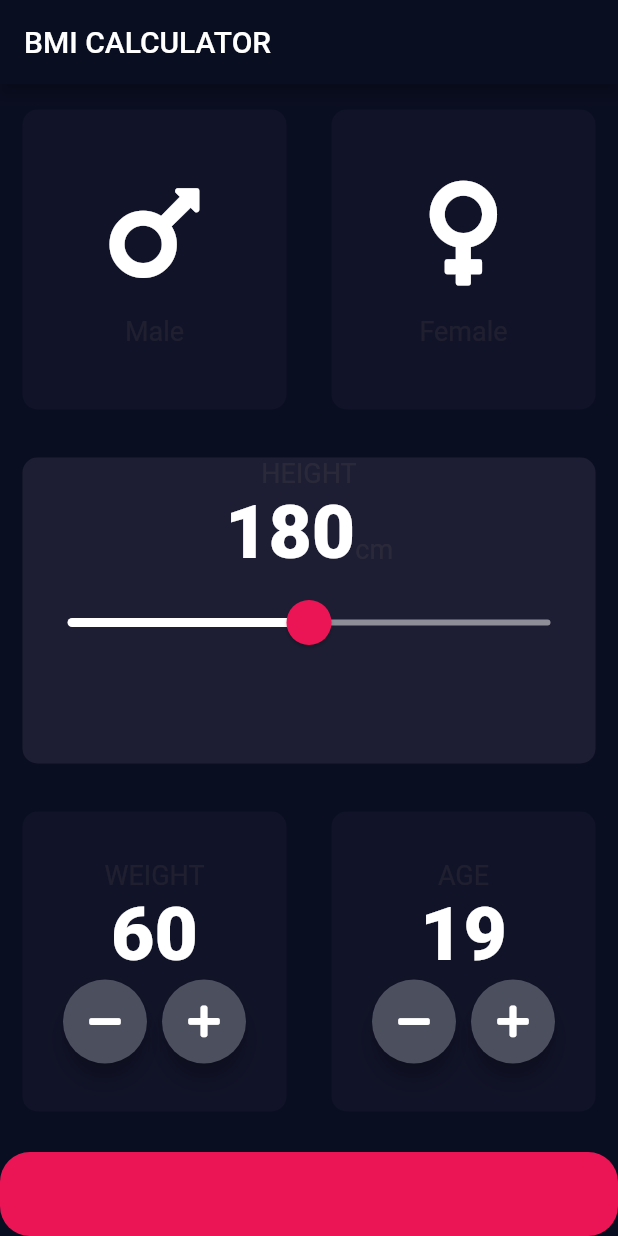
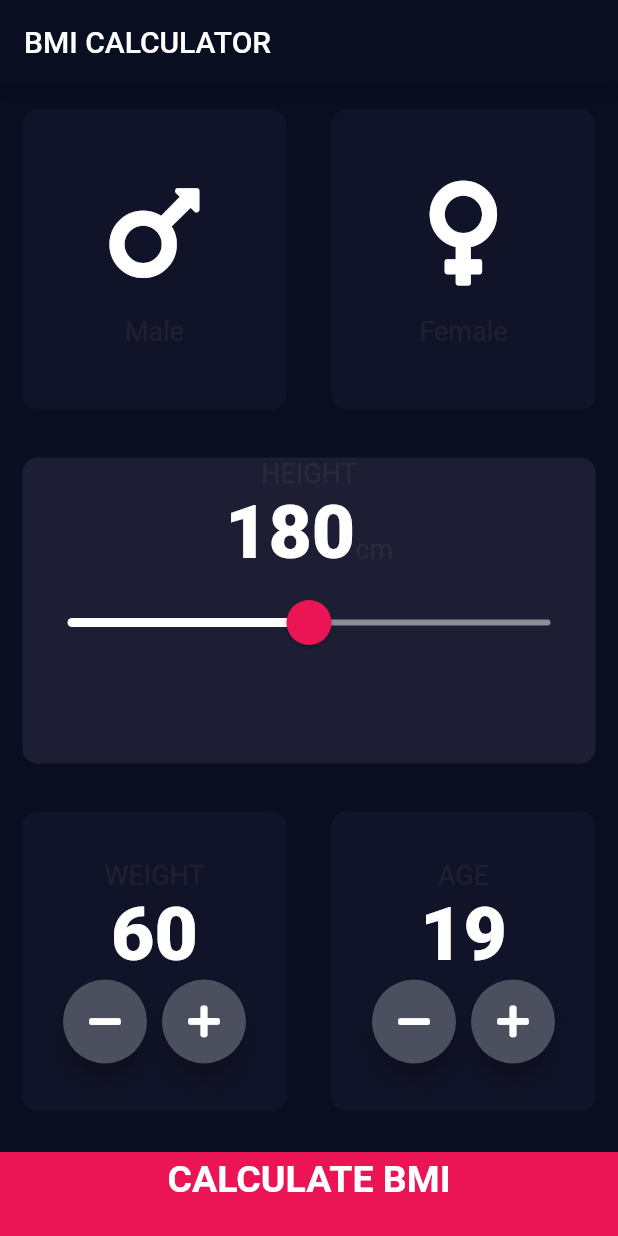
Before and after one commit to srivaayush/FlutterCourseByAngelaAU, a Flutter app: the screen it shows after launch, on a phone screen of 412 x 824 dp. Run offline on Flutter 3.47's test engine with Material 2 defaults, Android fonts, the phone set to English and light mode, and no system bars; our stand-ins replace audioplayers, font_awesome_flutter, rflutter_alert, visibility_detector.

Commit message:
BMI App : Completed!

```diff
--- /dev/null
+++ b/CourseProjects/bmi_calci/lib/calculator_brain.dart
@@ -0,0 +1,30 @@
+import 'dart:math';
+
+class CalculatorBrain {
+  CalculatorBrain({this.height, this.weight});
+  final int height;
+  final int weight;
+  double _bmi;
+
+  String calculateBMI() {
+    _bmi = weight / pow(height / 100, 2);
+    return _bmi.toStringAsFixed(1);
+  }
+
+  String getResults() {
+    if (_bmi >= 25)
+      return 'OverWeight';
+    else if (_bmi > 18.5)
+      return 'Normal';
+    else
+      return 'Underweight';
+  }
+  String getInterpretations() {
+    if (_bmi >= 25)
+      return 'Body Weight Higher Than Normal! Exercise More!';
+    else if (_bmi > 18.5)
+      return 'Normal! Good Job! Keep it up!';
+    else
+      return 'Weight lower than normal! Eat More!';
+  }
+}
--- /dev/null
+++ b/CourseProjects/bmi_calci/lib/components/scree/bottom_button.dart
@@ -0,0 +1,32 @@
+import 'package:bmi_calci/components/scree/constants.dart';
+import 'package:flutter/material.dart';
+
+class BottomButton extends StatelessWidget {
+  final Function onTap;
+  final String buttonTitle;
+
+  const BottomButton({@required this.onTap, @required this.buttonTitle});
+
+  @override
+  Widget build(BuildContext context) {
+    return GestureDetector(
+      onTap: onTap,
+      child: Container(
+        child: Center(
+            child: Text(
+          buttonTitle,
+          style: kLargeButtonStyle,
+        )),
+        margin: EdgeInsets.only(top: 10),
+        padding: EdgeInsets.only(bottom: 20),
+        width: double.infinity,
+        color: kbottomContainerColor,
+        height: kBottomNavigationBarHeight,
+        // decoration: BoxDecoration(
+        //   borderRadius: BorderRadius.circular(20.0),
+        //   color: kbottomContainerColor,
+        // ),
+      ),
+    );
+  }
+}
--- /dev/null
+++ b/CourseProjects/bmi_calci/lib/components/scree/constants.dart
@@ -0,0 +1,37 @@
+import 'package:flutter/material.dart';
+
+const klabelStyle = TextStyle(
+  fontSize: 18.0,
+  color: Color(0xFF8de98),
+);
+const kNumberTextStyle = TextStyle(
+  fontSize: 50,
+  fontWeight: FontWeight.w900,
+);
+const kLargeButtonStyle = TextStyle(
+  fontSize: 25,
+  fontWeight: FontWeight.bold,
+);
+
+const kTitleTextStyle = TextStyle(
+  fontSize: 50,
+  fontWeight: FontWeight.bold,
+);
+
+const kBMITextStyle = TextStyle(
+  fontSize: 100,
+  fontWeight: FontWeight.bold,
+);
+
+const kResultTextStyle = TextStyle(
+  color: Color(0xff24d876),
+  fontSize: 22,
+  fontWeight: FontWeight.bold,
+);
+const kBodyTextStyle = TextStyle(
+  fontSize: 22,
+  // fontWeight: FontWeight.bold,
+);
+const Color kactiveCardColor = Color(0xff1d1e33);
+const Color kinactiveCardColor = Color(0xff111328);
+const Color kbottomContainerColor = Color(0xffeb1555);
--- a/CourseProjects/bmi_calci/lib/icon_content.dart
+++ b/CourseProjects/bmi_calci/lib/components/scree/icon_content.dart
@@ -1,4 +1,5 @@
-import 'package:bmi_calci/constants.dart';
+// import 'package:bmi_calci/constants.dart';
+import 'package:bmi_calci/components/scree/constants.dart';
 import 'package:flutter/material.dart';
 class IconContents extends StatelessWidget {
   IconContents({@required this.icon, @required this.label});
--- /dev/null
+++ b/CourseProjects/bmi_calci/lib/components/scree/round_icon_button.dart
@@ -0,0 +1,24 @@
+import 'package:flutter/material.dart';
+
+class RoundIconnButton extends StatelessWidget {
+  final IconData icon;
+  final Function onPress;
+
+  RoundIconnButton({@required this.icon, this.onPress});
+
+  @override
+  Widget build(BuildContext context) {
+    return RawMaterialButton(
+      child: Icon(icon),
+      onPressed: onPress,
+      shape: CircleBorder(),
+      fillColor: Color(0xff4c4f5e),
+      elevation: 6.0,
+      constraints: BoxConstraints.tightFor(
+        width: 56,
+        height: 56,
+      ),
+      // splashColor: Color(0xff4c4f5e),
+    );
+  }
+}
--- a/CourseProjects/bmi_calci/lib/constants.dart
+++ /dev/null
@@ -1,14 +0,0 @@
-import 'package:flutter/material.dart';
-
-const klabelStyle = TextStyle(
-  fontSize: 18.0,
-  color: Color(0xFF8de98),
-);
-const kNumberTextStyle = TextStyle(
-  fontSize: 50,
-  fontWeight: FontWeight.w900,
-);
-
-const Color kactiveCardColor = Color(0xff1d1e33);
-const Color kinactiveCardColor = Color(0xff111328);
-const Color kbottomContainerColor = Color(0xffeb1555);
--- a/CourseProjects/bmi_calci/lib/main.dart
+++ b/CourseProjects/bmi_calci/lib/main.dart
@@ -1,4 +1,5 @@
-import 'package:bmi_calci/input_page.dart';
+
+import 'package:bmi_calci/screens/input_page.dart';
 import 'package:flutter/material.dart';
 
 void main() => runApp(BMICalculator());
--- a/CourseProjects/bmi_calci/lib/input_page.dart
+++ b/CourseProjects/bmi_calci/lib/screens/input_page.dart
@@ -1,6 +1,10 @@
-import 'package:bmi_calci/constants.dart';
-import 'package:bmi_calci/icon_content.dart';
-import 'package:bmi_calci/reusable_card.dart';
+import 'package:bmi_calci/calculator_brain.dart';
+import 'package:bmi_calci/components/scree/bottom_button.dart';
+import 'package:bmi_calci/components/scree/constants.dart';
+import 'package:bmi_calci/components/scree/icon_content.dart';
+import 'package:bmi_calci/components/scree/reusable_card.dart';
+import 'package:bmi_calci/components/scree/round_icon_button.dart';
+import 'package:bmi_calci/screens/results_page.dart';
 import 'package:flutter/material.dart';
 import 'package:font_awesome_flutter/font_awesome_flutter.dart';
 
@@ -203,41 +207,25 @@ class _InputPageState extends State<InputPage> {
               ],
             ),
           ),
-          Container(
-            margin: EdgeInsets.only(top: 10),
-            width: double.infinity,
-            height: kBottomNavigationBarHeight,
-            decoration: BoxDecoration(
-              borderRadius: BorderRadius.circular(20.0),
-              color: kbottomContainerColor,
-            ),
-
-          ),
+          BottomButton(
+              onTap: () {
+                CalculatorBrain calc =
+                    CalculatorBrain(height: height, weight: weight);
+                print('${calc.calculateBMI()}===1111      ${calc.getResults()}   ====22222    ${calc.getInterpretations()} ');
+                Navigator.push(
+                  context,
+                  MaterialPageRoute(
+                    builder: (context) => ResultsPage(
+                      bmiResult: calc.calculateBMI(),
+                      resultText: calc.getResults(),
+                      interpretations: calc.getInterpretations(),
+                    ),
+                  ),
+                );
+              },
+              buttonTitle: 'CALCULATE BMI'),
         ],
       ),
     );
   }
 }
-
-class RoundIconnButton extends StatelessWidget {
-  final IconData icon;
-  final Function onPress;
-
-  RoundIconnButton({@required this.icon, this.onPress});
-
-  @override
-  Widget build(BuildContext context) {
-    return RawMaterialButton(
-      child: Icon(icon),
-      onPressed: onPress,
-      shape: CircleBorder(),
-      fillColor: Color(0xff4c4f5e),
-      elevation: 6.0,
-      constraints: BoxConstraints.tightFor(
-        width: 56,
-        height: 56,
-      ),
-      // splashColor: Color(0xff4c4f5e),
-    );
-  }
-}
```
Also changed, not shown: CourseProjects/bmi_calci/lib/screens/results_page.dart (added, +76 -0 lines), CourseProjects/bmi_calci/lib/components/scree/reusable_card.dart (renamed from CourseProjects/bmi_calci/lib/reusable_card.dart).
